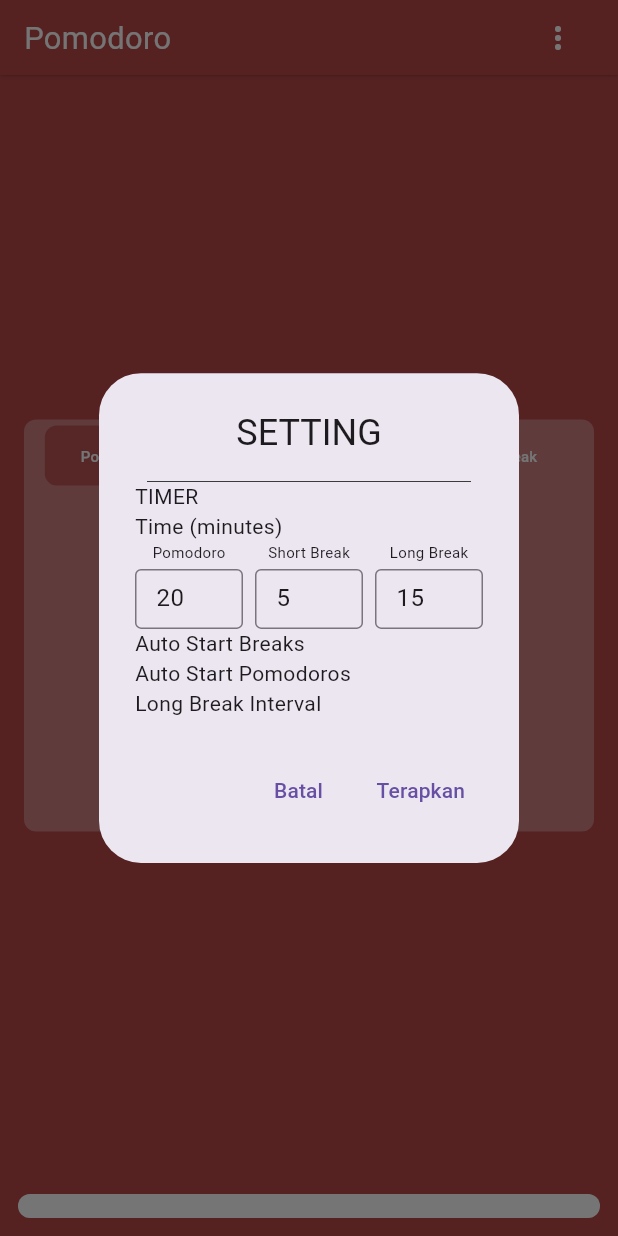
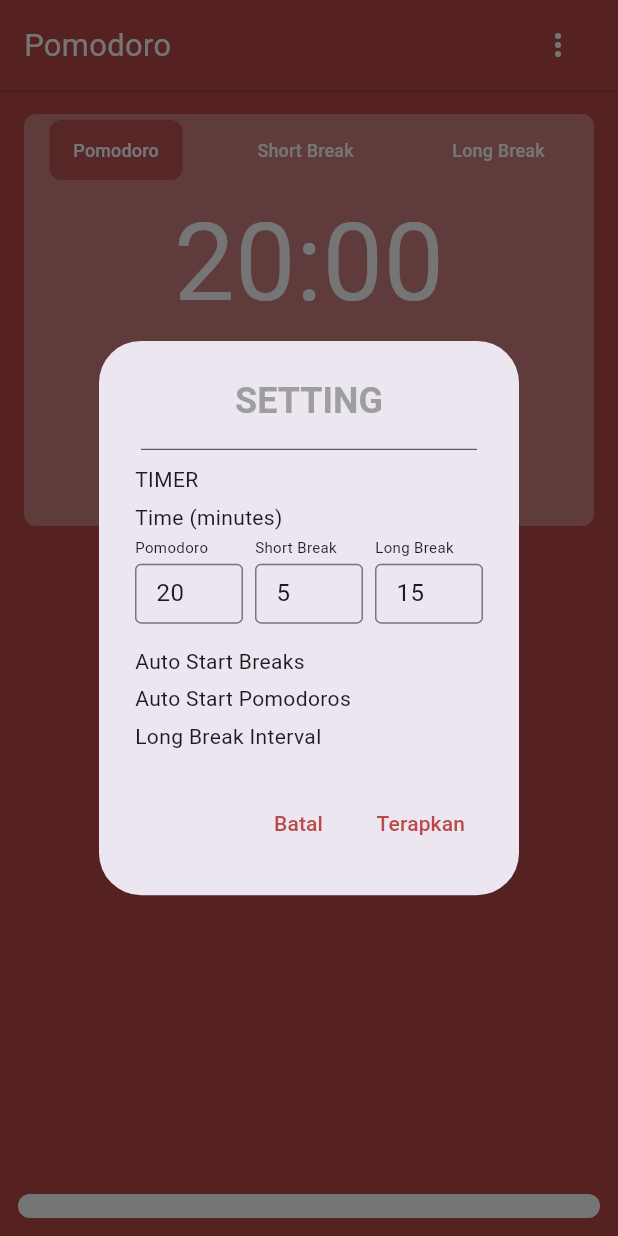
Before and after one commit to mfdpdev/pomodoro-app, a Flutter app: the screen it shows after launch, after a tap on the "more vert" icon, on a phone screen of 412 x 824 dp. Run offline on Flutter 3.47's test engine with Material 3 defaults, Android fonts, the phone set to English and light mode, and no system bars.

Commit message:
style: Apply style to the settings display

```diff
--- a/lib/main.dart
+++ b/lib/main.dart
@@ -101,6 +101,7 @@ class _HomeState extends State<Home> {
       isStart = false;
       _progressValue = 1.0;
     });
+
   }
 
   String _formatDuration(int seconds){
@@ -196,7 +197,7 @@ class _HomeState extends State<Home> {
                     ),
                   ],
                 ),
-                height: 50,
+                height: 60,
                 child: Padding(
                   padding: const EdgeInsets.symmetric(horizontal: 16.0),
                   child: Row(
@@ -218,7 +219,12 @@ class _HomeState extends State<Home> {
                               // Widget yang akan ditampilkan sebagai modal
                               return AlertDialog(
                                 title: Center(
-                                  child: const Text('SETTING')
+                                  child: const Text('SETTING',
+                                    style: TextStyle(
+                                      fontWeight: FontWeight.bold,
+                                      color: Colors.grey,
+                                    )
+                                  )
                                 ),
                                 content: Column(
                                   crossAxisAlignment: CrossAxisAlignment.start,
@@ -228,15 +234,27 @@ class _HomeState extends State<Home> {
                                       height: 0.5,               // lebar garis
                                       width: double.infinity,             // tinggi garis
                                       color: Colors.black,     // warna garis
-                                      margin: EdgeInsets.symmetric(horizontal: 8),
+                                      margin: EdgeInsets.symmetric(horizontal: 4),
                                     ),
-                                    const Text('TIMER'),
-                                    const Text('Time (minutes)'),
+                                    const SizedBox(height: 10),
+                                    const Text('TIMER',
+                                      // style: TextStyle(
+                                      //   fontWeight: FontWeight.bold,
+                                      // )
+                                    ),
+                                    const SizedBox(height: 5),
+                                    const Text('Time (minutes)',
+                                      // style: TextStyle(
+                                      //   fontWeight: FontWeight.bold,
+                                      // )
+                                    ),
+                                    const SizedBox(height: 3),
                                     Row(
                                       mainAxisAlignment: MainAxisAlignment.spaceEvenly,
                                       children: [
                                         Expanded(
                                           child: Column(
+                                            crossAxisAlignment: CrossAxisAlignment.start,
                                             children: [
                                               const Text('Pomodoro',
                                                 style: TextStyle(
@@ -252,11 +270,17 @@ class _HomeState extends State<Home> {
                                                 // inputFormatters: [
                                                 //   FilteringTextInputFormatter.digitsOnly,
                                                 // ],
-                                                decoration: const InputDecoration(
+                                                decoration: InputDecoration(
                                                   border: OutlineInputBorder(),
                                                   isDense: true,
                                                   contentPadding: EdgeInsets.symmetric(horizontal: 10, vertical: 8),
+                                                  focusedBorder: OutlineInputBorder(
+                                                    borderSide: BorderSide(
+                                                      color: bg,
+                                                    )
+                                                  )
                                                 ),
+                                                cursorColor: bg,
                                                 // decoration: const InputDecoration(
                                                 //   hintText: 'Enter your task here...',
                                                 //   border: InputBorder.none,
@@ -268,6 +292,7 @@ class _HomeState extends State<Home> {
                                         const SizedBox(width: 8),
                                         Expanded(
                                           child: Column(
+                                            crossAxisAlignment: CrossAxisAlignment.start,
                                             children: [
                                               const Text('Short Break',
                                                 style: TextStyle(
@@ -283,11 +308,17 @@ class _HomeState extends State<Home> {
                                                 // inputFormatters: [
                                                 //   FilteringTextInputFormatter.digitsOnly,
                                                 // ],
-                                                decoration: const InputDecoration(
+                                                decoration: InputDecoration(
                                                   border: OutlineInputBorder(),
                                                   isDense: true,
                                                   contentPadding: EdgeInsets.symmetric(horizontal: 10, vertical: 8),
+                                                  focusedBorder: OutlineInputBorder(
+                                                    borderSide: BorderSide(
+                                                      color: bg,
+                                                    )
+                                                  )
                                                 ),
+                                                cursorColor: bg,
                                                 // decoration: const InputDecoration(
                                                 //   hintText: 'Enter your task here...',
                                                 //   border: InputBorder.none,
@@ -299,6 +330,7 @@ class _HomeState extends State<Home> {
                                         const SizedBox(width: 8),
                                         Expanded(
                                           child: Column(
+                                            crossAxisAlignment: CrossAxisAlignment.start,
                                             children: [
                                               const Text('Long Break',
                                                 style: TextStyle(
@@ -314,11 +346,17 @@ class _HomeState extends State<Home> {
                                                 // inputFormatters: [
                                                 //   FilteringTextInputFormatter.digitsOnly,
                                                 // ],
-                                                decoration: const InputDecoration(
+                                                decoration: InputDecoration(
                                                   border: OutlineInputBorder(),
                                                   isDense: true,
                                                   contentPadding: EdgeInsets.symmetric(horizontal: 10, vertical: 8),
+                                                  focusedBorder: OutlineInputBorder(
+                                                    borderSide: BorderSide(
+                                                      color: bg,
+                                                    )
+                                                  )
                                                 ),
+                                                cursorColor: bg,
                                                 // decoration: const InputDecoration(
                                                 //   hintText: 'Enter your task here...',
                                                 //   border: InputBorder.none,
@@ -329,19 +367,34 @@ class _HomeState extends State<Home> {
                                         ),
                                       ],
                                     ),
+                                    const SizedBox(height: 15),
                                     Row(
                                       children: [
-                                        const Text('Auto Start Breaks')
+                                        const Text('Auto Start Breaks',
+                                          // style: TextStyle(
+                                          //   fontWeight: FontWeight.bold,
+                                          // )
+                                        )
                                       ],
                                     ),
+                                    const SizedBox(height: 5),
                                     Row(
                                       children: [
-                                        const Text('Auto Start Pomodoros')
+                                        const Text('Auto Start Pomodoros',
+                                          // style: TextStyle(
+                                          //   fontWeight: FontWeight.bold,
+                                          // )
+                                        )
                                       ],
                                     ),
+                                    const SizedBox(height: 5),
                                     Row(
                                       children: [
-                                        const Text('Long Break Interval')
+                                        const Text('Long Break Interval',
+                                          // style: TextStyle(
+                                          //   fontWeight: FontWeight.bold,
+                                          // )
+                                        )
                                       ],
                                     ),
                                   ]
@@ -350,6 +403,9 @@ class _HomeState extends State<Home> {
                                   // Tombol "Batal"
                                   TextButton(
                                     child: const Text('Batal'),
+                                    style: TextButton.styleFrom(
+                                      foregroundColor: bg, // Mengubah warna teks tombol OK
+                                    ),
                                     onPressed: () {
                                       // Perintah untuk menutup modal tanpa melakukan aksi
                                       Navigator.of(context).pop();
@@ -358,6 +414,9 @@ class _HomeState extends State<Home> {
                                   // Tombol "Terapkan"
                                   TextButton(
                                     child: const Text('Terapkan'),
+                                    style: TextButton.styleFrom(
+                                      foregroundColor: bg, // Mengubah warna teks tombol OK
+                                    ),
                                     onPressed: _applySettings,
                                   ),
                                 ],
@@ -374,8 +433,10 @@ class _HomeState extends State<Home> {
                 // child: Container(
                 //   width: double.infinity,
                 //   color: bg,
-                child: Center(
-                    child: Padding(
+                child: Column(
+                  mainAxisAlignment: MainAxisAlignment.spaceBetween,
+                  children: [
+                    Padding(
                       padding: EdgeInsets.all(16.0),
                       child: Container(
                         decoration: BoxDecoration(
@@ -399,11 +460,14 @@ class _HomeState extends State<Home> {
                                       RoundedRectangleBorder(
                                         borderRadius: BorderRadius.circular(8.0)
                                       )
+                                    ),
+                                    padding: MaterialStateProperty.all(
+                                      const EdgeInsets.symmetric(horizontal: 16.0, vertical: 8.0)
                                     )
                                   ),
                                   child: const Text('Pomodoro',
                                     style: TextStyle(
-                                      fontSize: 10.0,
+                                      fontSize: 12.0,
                                       color: Colors.white,
                                     )
                                   )
@@ -418,11 +482,14 @@ class _HomeState extends State<Home> {
                                       RoundedRectangleBorder(
                                         borderRadius: BorderRadius.circular(8.0)
                                       )
+                                    ),
+                                    padding: MaterialStateProperty.all(
+                                      const EdgeInsets.symmetric(horizontal: 16.0, vertical: 8.0)
                                     )
                                   ),
                                   child: const Text('Short Break',
                                     style: TextStyle(
-                                      fontSize: 10.0,
+                                      fontSize: 12.0,
                                       color: Colors.white,
                                     )
                                   )
@@ -437,11 +504,14 @@ class _HomeState extends State<Home> {
                                       RoundedRectangleBorder(
                                         borderRadius: BorderRadius.circular(8.0)
                                       )
+                                    ),
+                                    padding: MaterialStateProperty.all(
+                                      const EdgeInsets.symmetric(horizontal: 16.0, vertical: 8.0)
                                     )
                                   ),
                                   child: const Text('Long Break',
                                     style: TextStyle(
-                                      fontSize: 10.0,
+                                      fontSize: 12.0,
                                       color: Colors.white,
                                     )
                                   )
@@ -517,12 +587,9 @@ class _HomeState extends State<Home> {
                           ]
                         )
                       )
-                    )
-                  )
                     ),
                     Container(
                       height: 40,
-                color: bg,
                       child: Padding(
                         padding: const EdgeInsets.all(12.0),
                         child: ClipRRect(
@@ -534,6 +601,10 @@ class _HomeState extends State<Home> {
                         )
                       )
                     )
+                  ]
+                )
+              )
+
             ]
           )
         ),
```
Also changed, not shown: 1 other file. Lines whose indentation alone changed are shown as unchanged.
